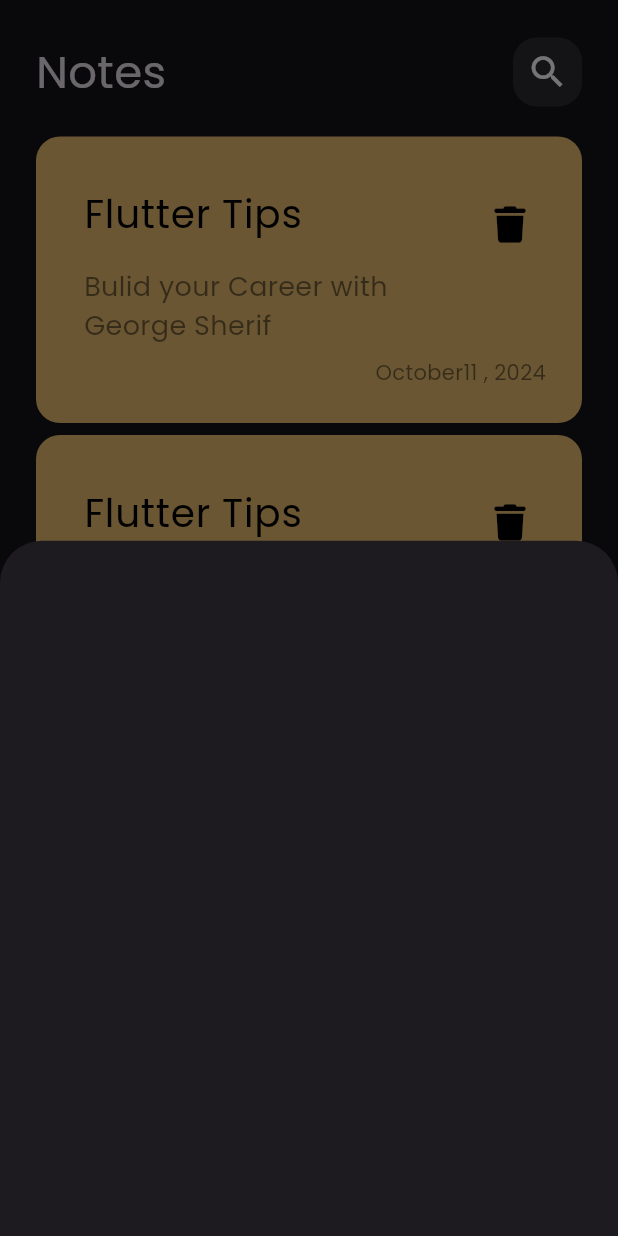
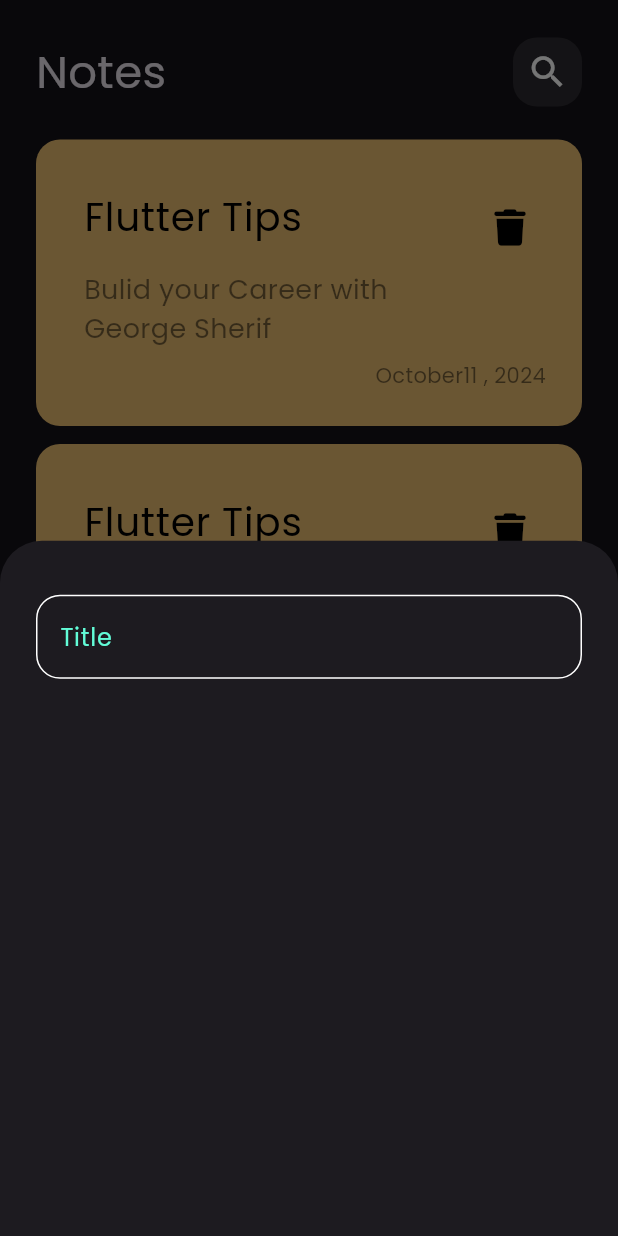
Before and after one commit to George-GS7/notes_app, a Flutter app: the screen it shows after launch, after a tap on the "add" icon, on a phone screen of 412 x 824 dp. Run offline on Flutter 3.47's test engine with Material 3 defaults, Android fonts, the phone set to English and light mode, and no system bars; our stand-ins replace font_awesome_flutter.

Commit message:
Create Custom TextField

```diff
--- a/lib/views/widgets/add_note_bottom_sheet.dart
+++ b/lib/views/widgets/add_note_bottom_sheet.dart
@@ -1,10 +1,23 @@
 import 'package:flutter/material.dart';
+import 'package:notes_app/views/widgets/custom_text_field.dart';
 
 class AddNoteBottomSheet extends StatelessWidget {
   const AddNoteBottomSheet({super.key});
 
   @override
   Widget build(BuildContext context) {
-    return Container();
+    return Padding(
+      padding: const EdgeInsets.symmetric(horizontal: 24),
+      child: Container(
+        child: const Column(
+          children: [
+            SizedBox(
+              height: 36,
+            ),
+            CustomTextField(),
+          ],
+        ),
+      ),
+    );
   }
 }
--- /dev/null
+++ b/lib/views/widgets/constants.dart
@@ -0,0 +1,3 @@
+import 'package:flutter/material.dart';
+
+const KPrimaryColor = Color(0xff62fCD7);
--- /dev/null
+++ b/lib/views/widgets/custom_text_field.dart
@@ -0,0 +1,27 @@
+import 'package:flutter/material.dart';
+import 'package:notes_app/views/widgets/constants.dart';
+
+class CustomTextField extends StatelessWidget {
+  const CustomTextField({super.key});
+
+  @override
+  Widget build(BuildContext context) {
+    return TextField(
+      cursorColor: KPrimaryColor,
+      decoration: InputDecoration(
+        border: buildBorder(),
+        hintText: 'Title',
+        hintStyle: TextStyle(color: KPrimaryColor),
+        enabledBorder: buildBorder(),
+        focusedBorder: buildBorder(KPrimaryColor),
+      ),
+    );
+  }
+
+  OutlineInputBorder buildBorder([Color color = Colors.white]) {
+    return OutlineInputBorder(
+      borderRadius: BorderRadius.circular(16),
+      borderSide: BorderSide(color: color),
+    );
+  }
+}
--- a/lib/views/widgets/notes_list_view.dart
+++ b/lib/views/widgets/notes_list_view.dart
@@ -12,7 +12,7 @@ class NotesListView extends StatelessWidget {
         padding: const EdgeInsets.all(0),
         itemBuilder: (context, index) {
           return const Padding(
-            padding: EdgeInsets.symmetric(vertical: 4),
+            padding: EdgeInsets.symmetric(vertical: 6),
             child: NoteItem(),
           );
         },
```
